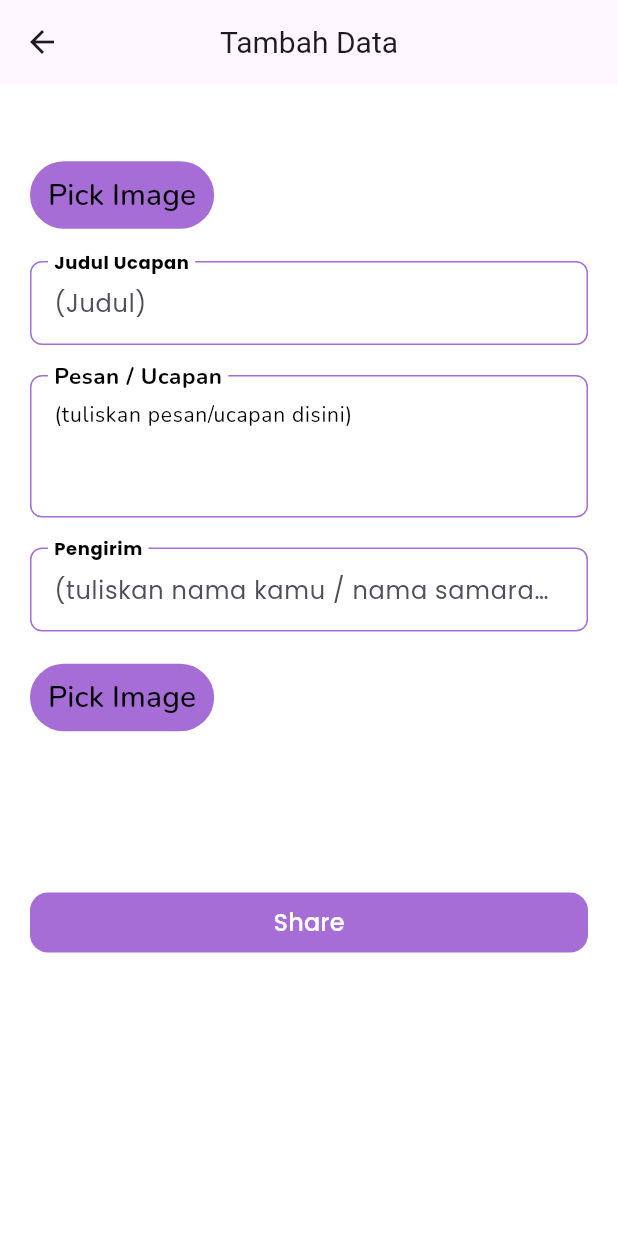
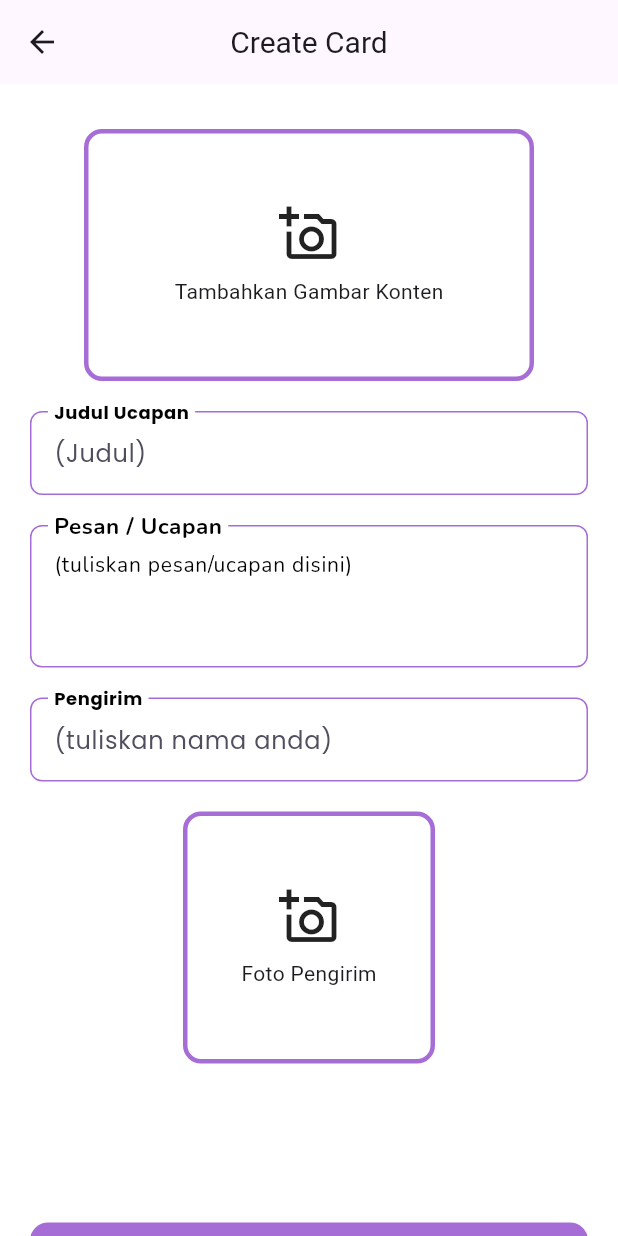
Before and after one commit to southampere28/celebrate_app, a Flutter app: the CreatePage screen opened directly, on a phone screen of 412 x 824 dp. Run offline on Flutter 3.47's test engine with Material 3 defaults, Android fonts, the phone set to English and light mode, and no system bars; our stand-ins replace carousel_slider, fluttertoast, google_fonts, google_generative_ai, image_picker, screenshot and 1 more.

Commit message:
update ui and set image content and profile image sender

```diff
--- a/lib/create_page.dart
+++ b/lib/create_page.dart
@@ -81,7 +81,7 @@ class _CreatePageState extends State<CreatePage> {
         appBar: AppBar(
           centerTitle: true,
           title: const Text(
-            'Tambah Data',
+            'Create Card',
             style: TextStyle(fontSize: 20),
           ),
         ),
@@ -90,20 +90,69 @@ class _CreatePageState extends State<CreatePage> {
           child: Container(
             padding: const EdgeInsets.symmetric(horizontal: 20),
             child: Column(
-              crossAxisAlignment: CrossAxisAlignment.start,
+              crossAxisAlignment: CrossAxisAlignment.center,
               children: [
                 const SizedBox(
-                  height: 50,
+                  height: 30,
+                ),
+                _imageFile != null
+                    ? Stack(
+                        alignment: Alignment.center,
+                        children: [
+                          ClipRRect(
+                            borderRadius: BorderRadius.circular(12),
+                            child: Image.file(
+                              _imageFile!,
+                              width: 300,
+                              height: 168,
+                              fit: BoxFit.cover,
+                            ),
                           ),
                           TextButton(
-                    style: TextButton.styleFrom(backgroundColor: primaryColor),
+                            style: TextButton.styleFrom(
+                                backgroundColor: bgLtTransparentColor,
+                                shape: RoundedRectangleBorder(
+                                    borderRadius: BorderRadius.circular(6))),
                             onPressed: () {
                               pickImage();
                             },
                             child: Text(
-                      'Pick Image',
-                      style: primaryTextStyle.copyWith(fontSize: 20),
-                    )),
+                              'Change Image',
+                              style: blackTextStyle.copyWith(
+                                  fontWeight: regular,
+                                  color: Colors.black.withOpacity(0.5)),
+                            ),
+                          )
+                        ],
+                      )
+                    : GestureDetector(
+                        onTap: () {
+                          pickImage();
+                        },
+                        child: Container(
+                          width: 300,
+                          height: 168,
+                          decoration: BoxDecoration(
+                              color: whiteCOlor,
+                              border: Border.all(color: primaryColor, width: 3),
+                              borderRadius: BorderRadius.circular(12)),
+                          child: const Center(
+                            child: Column(
+                              mainAxisAlignment: MainAxisAlignment.center,
+                              children: [
+                                Icon(
+                                  Icons.add_a_photo_outlined,
+                                  size: 40,
+                                ),
+                                SizedBox(
+                                  height: 8,
+                                ),
+                                Text('Tambahkan Gambar Konten')
+                              ],
+                            ),
+                          ),
+                        ),
+                      ),
                 const SizedBox(
                   height: 20,
                 ),
@@ -128,19 +177,78 @@ class _CreatePageState extends State<CreatePage> {
                     icon: null,
                     keyType: TextInputType.text,
                     labelField: 'Pengirim',
-                    hintTxt: "(tuliskan nama kamu / nama samaran disini)"),
+                    hintTxt: "(tuliskan nama anda)"),
                 const SizedBox(
                   height: 20,
                 ),
+                // TextButton(
+                //     style: TextButton.styleFrom(backgroundColor: primaryColor),
+                //     onPressed: () {
+                //       pickImageSender();
+                //     },
+                //     child: Text(
+                //       'Pick Image',
+                //       style: primaryTextStyle.copyWith(fontSize: 20),
+                //     )),
+                _imageFileSender != null
+                    ? Stack(
+                        alignment: Alignment.center,
+                        children: [
+                          ClipRRect(
+                            borderRadius: BorderRadius.circular(12),
+                            child: Image.file(
+                              _imageFileSender!,
+                              width: 168,
+                              height: 168,
+                              fit: BoxFit.cover,
+                            ),
+                          ),
                           TextButton(
-                    style: TextButton.styleFrom(backgroundColor: primaryColor),
+                            style: TextButton.styleFrom(
+                                backgroundColor: bgLtTransparentColor,
+                                shape: RoundedRectangleBorder(
+                                    borderRadius: BorderRadius.circular(6))),
                             onPressed: () {
                               pickImageSender();
                             },
                             child: Text(
-                      'Pick Image',
-                      style: primaryTextStyle.copyWith(fontSize: 20),
-                    )),
+                              'Change Image',
+                              style: blackTextStyle.copyWith(
+                                  fontWeight: regular,
+                                  color: Colors.black.withOpacity(0.5)),
+                            ),
+                          )
+                        ],
+                      )
+                    : GestureDetector(
+                        onTap: () {
+                          pickImageSender();
+                        },
+                        child: Container(
+                          width: 168,
+                          height: 168,
+                          decoration: BoxDecoration(
+                              color: whiteCOlor,
+                              border: Border.all(color: primaryColor, width: 3),
+                              borderRadius: BorderRadius.circular(12)),
+                          child: const Center(
+                            child: Column(
+                              crossAxisAlignment: CrossAxisAlignment.center,
+                              mainAxisAlignment: MainAxisAlignment.center,
+                              children: [
+                                Icon(
+                                  Icons.add_a_photo_outlined,
+                                  size: 40,
+                                ),
+                                SizedBox(
+                                  height: 8,
+                                ),
+                                Text('Foto Pengirim')
+                              ],
+                            ),
+                          ),
+                        ),
+                      ),
                 const SizedBox(
                   height: 20,
                 ),
```
Lines whose indentation alone changed are shown as unchanged.
